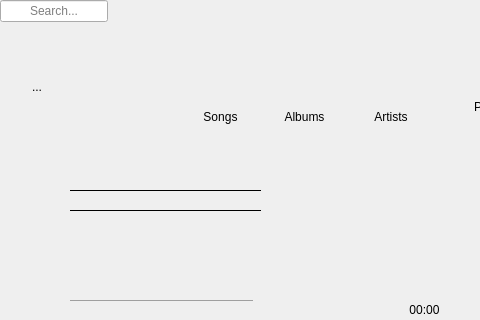
Before: the Qt Designer form src/views/babewindow.ui in milohr/babe-qt, drawn with Qt 5; both pictures show x 0 to 480 and y 0 to 320 of the 949 by 466 pixel window.
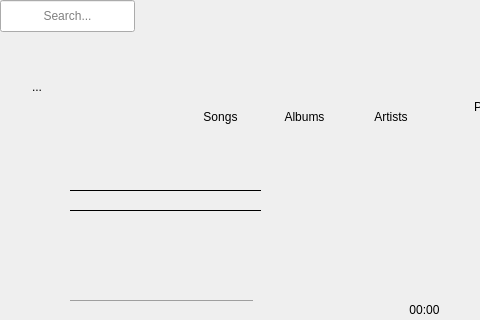
After: the same form once the commit is applied. Icons and pictures are not drawn.

Diff of the .ui file:
```diff
--- a/src/views/babewindow.ui
+++ b/src/views/babewindow.ui
@@ -396,6 +396,14 @@
     </property>
    </widget>
    <widget class="QLineEdit" name="search">
+    <property name="geometry">
+     <rect>
+      <x>0</x>
+      <y>0</y>
+      <width>135</width>
+      <height>32</height>
+     </rect>
+    </property>
     <property name="alignment">
      <set>Qt::AlignCenter</set>
     </property>
```
Left out of the diff: 3 changed lines with no effect on the pictures.
